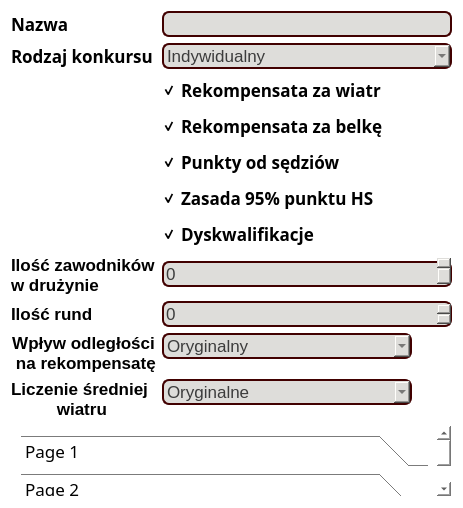
Before: the Qt Designer form source/UI/EditorWidgets/CompetitionRulesEditorWidget.ui in SiekamCebule/sj-sim, drawn with Qt 5.
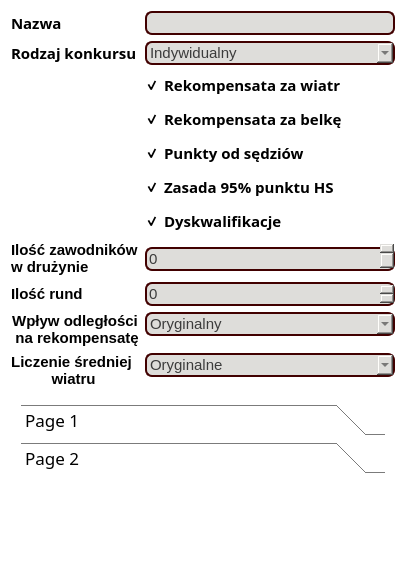
After: the same form once the commit is applied.

```diff
--- a/source/UI/EditorWidgets/CompetitionRulesEditorWidget.ui
+++ b/source/UI/EditorWidgets/CompetitionRulesEditorWidget.ui
@@ -6,10 +6,16 @@
    <rect>
     <x>0</x>
     <y>0</y>
-    <width>463</width>
-    <height>508</height>
+    <width>403</width>
+    <height>567</height>
    </rect>
   </property>
+  <property name="sizePolicy">
+   <sizepolicy hsizetype="Expanding" vsizetype="Expanding">
+    <horstretch>0</horstretch>
+    <verstretch>0</verstretch>
+   </sizepolicy>
+  </property>
   <property name="windowTitle">
    <string>Form</string>
   </property>
@@ -25,7 +31,7 @@
        <property name="font">
         <font>
          <family>Quicksand Medium</family>
-         <pointsize>13</pointsize>
+         <pointsize>11</pointsize>
          <bold>true</bold>
         </font>
        </property>
@@ -38,7 +44,7 @@
       <widget class="QLineEdit" name="lineEdit_name">
        <property name="font">
         <font>
-         <pointsize>13</pointsize>
+         <pointsize>11</pointsize>
         </font>
        </property>
        <property name="styleSheet">
@@ -56,7 +62,7 @@
        <property name="font">
         <font>
          <family>Quicksand Medium</family>
-         <pointsize>13</pointsize>
+         <pointsize>11</pointsize>
          <bold>true</bold>
         </font>
        </property>
@@ -69,7 +75,7 @@
       <widget class="QComboBox" name="comboBox_competitionType">
        <property name="font">
         <font>
-         <pointsize>13</pointsize>
+         <pointsize>11</pointsize>
         </font>
        </property>
        <property name="styleSheet">
@@ -97,7 +103,7 @@
        <property name="font">
         <font>
          <family>Quicksand Medium</family>
-         <pointsize>13</pointsize>
+         <pointsize>11</pointsize>
          <bold>true</bold>
         </font>
        </property>
@@ -114,7 +120,7 @@
        <property name="font">
         <font>
          <family>Quicksand Medium</family>
-         <pointsize>13</pointsize>
+         <pointsize>11</pointsize>
          <bold>true</bold>
         </font>
        </property>
@@ -131,7 +137,7 @@
        <property name="font">
         <font>
          <family>Quicksand Medium</family>
-         <pointsize>13</pointsize>
+         <pointsize>11</pointsize>
          <bold>true</bold>
         </font>
        </property>
@@ -148,7 +154,7 @@
        <property name="font">
         <font>
          <family>Quicksand Medium</family>
-         <pointsize>13</pointsize>
+         <pointsize>11</pointsize>
          <bold>true</bold>
         </font>
        </property>
@@ -164,7 +170,7 @@
       <widget class="QLabel" name="label_8">
        <property name="font">
         <font>
-         <pointsize>13</pointsize>
+         <pointsize>11</pointsize>
          <bold>true</bold>
         </font>
        </property>
@@ -178,7 +184,7 @@
       <widget class="QSpinBox" name="spinBox_jumpersInTeamCount">
        <property name="font">
         <font>
-         <pointsize>13</pointsize>
+         <pointsize>11</pointsize>
         </font>
        </property>
        <property name="styleSheet">
@@ -199,7 +205,7 @@
       <widget class="QLabel" name="label_7">
        <property name="font">
         <font>
-         <pointsize>13</pointsize>
+         <pointsize>11</pointsize>
          <bold>true</bold>
         </font>
        </property>
@@ -212,7 +218,7 @@
       <widget class="QSpinBox" name="spinBox_roundsCount">
        <property name="font">
         <font>
-         <pointsize>13</pointsize>
+         <pointsize>11</pointsize>
         </font>
        </property>
        <property name="styleSheet">
@@ -233,7 +239,7 @@
        <property name="font">
         <font>
          <family>Quicksand Medium</family>
-         <pointsize>13</pointsize>
+         <pointsize>11</pointsize>
          <bold>true</bold>
         </font>
        </property>
@@ -261,7 +267,7 @@
        </property>
        <property name="font">
         <font>
-         <pointsize>13</pointsize>
+         <pointsize>11</pointsize>
         </font>
        </property>
        <property name="toolTip">
@@ -309,7 +315,7 @@
        <property name="font">
         <font>
          <family>Ubuntu</family>
-         <pointsize>13</pointsize>
+         <pointsize>11</pointsize>
          <bold>true</bold>
         </font>
        </property>
@@ -344,7 +350,7 @@
        </property>
        <property name="font">
         <font>
-         <pointsize>13</pointsize>
+         <pointsize>11</pointsize>
         </font>
        </property>
        <property name="toolTip">
@@ -384,7 +390,7 @@
        <property name="font">
         <font>
          <family>Ubuntu</family>
-         <pointsize>13</pointsize>
+         <pointsize>11</pointsize>
          <bold>true</bold>
         </font>
        </property>
@@ -407,6 +413,12 @@
    </item>
    <item>
     <widget class="QScrollArea" name="scrollArea">
+     <property name="sizePolicy">
+      <sizepolicy hsizetype="Expanding" vsizetype="Expanding">
+       <horstretch>0</horstretch>
+       <verstretch>0</verstretch>
+      </sizepolicy>
+     </property>
      <property name="styleSheet">
       <string notr="true">QScrollArea{
 background: transparent;
@@ -426,13 +438,19 @@
        <rect>
         <x>0</x>
         <y>0</y>
-        <width>429</width>
-        <height>137</height>
+        <width>383</width>
+        <height>180</height>
        </rect>
       </property>
       <layout class="QVBoxLayout" name="verticalLayout">
        <item>
         <widget class="QToolBox" name="toolBox_rounds">
+         <property name="sizePolicy">
+          <sizepolicy hsizetype="Expanding" vsizetype="Expanding">
+           <horstretch>0</horstretch>
+           <verstretch>0</verstretch>
+          </sizepolicy>
+         </property>
          <property name="font">
           <font>
            <family>Quicksand Medium</family>
@@ -460,8 +478,8 @@
            <rect>
             <x>0</x>
             <y>0</y>
-            <width>411</width>
-            <height>41</height>
+            <width>365</width>
+            <height>90</height>
            </rect>
           </property>
           <attribute name="label">
@@ -470,19 +488,6 @@
          </widget>
         </widget>
        </item>
-       <item>
-        <spacer name="verticalSpacer">
-         <property name="orientation">
-          <enum>Qt::Vertical</enum>
-         </property>
-         <property name="sizeHint" stdset="0">
-          <size>
-           <width>20</width>
-           <height>40</height>
-          </size>
-         </property>
-        </spacer>
-       </item>
       </layout>
      </widget>
     </widget>
```
Left out of the diff: 4 changed lines with no effect on the pictures.
